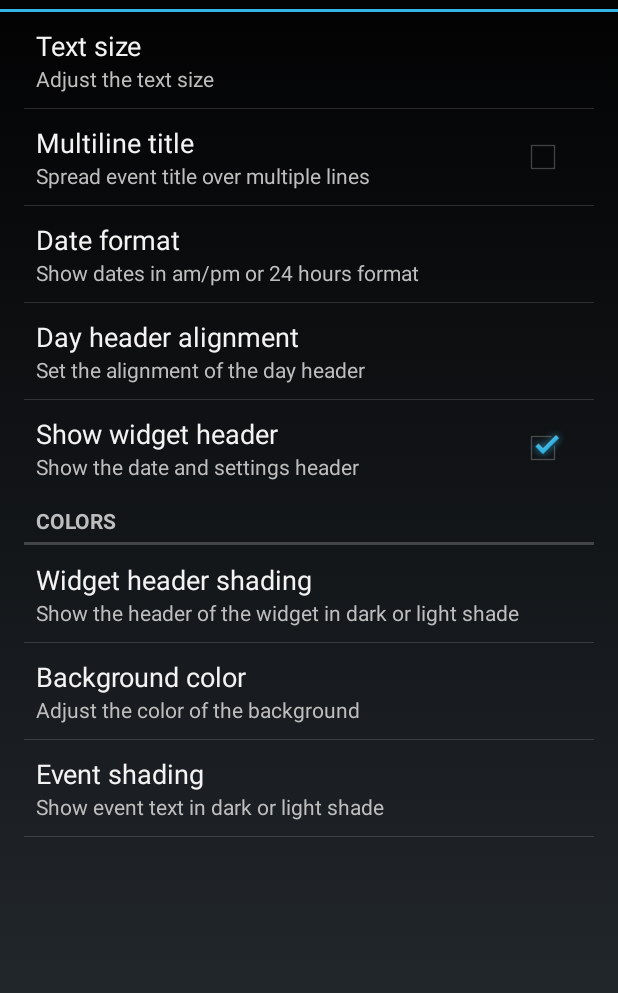
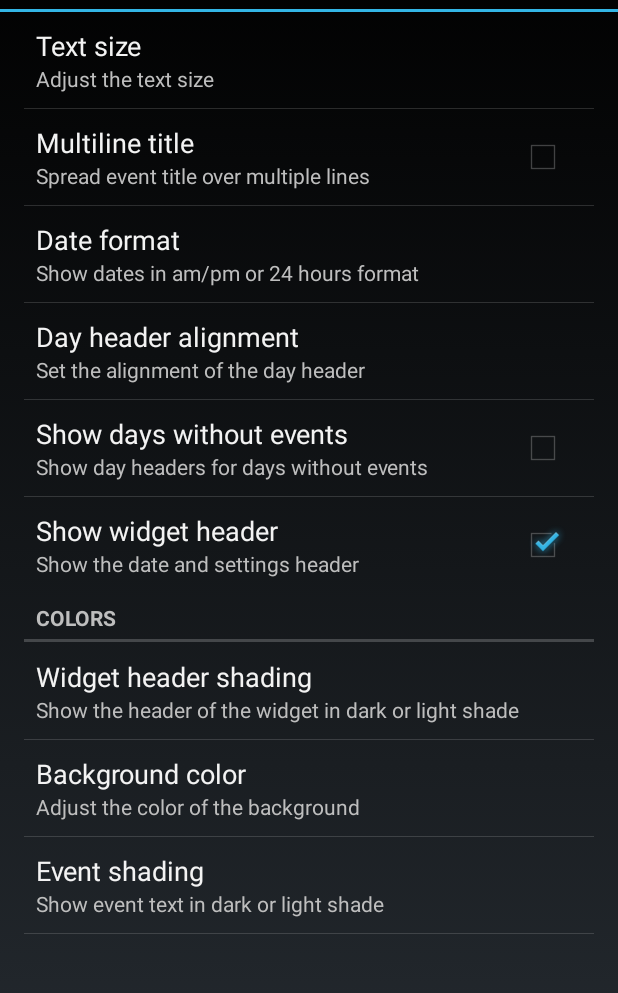
Before and after one commit to plusonelabs/calendar-widget, an Android app: the fragment AppearancePreferencesFragment shown on its own in the app's theme, on a phone screen of 412 x 824 dp, the part 60-1053 px from its top. Run offline under Robolectric (Android 15) with nearby library versions, the phone set to English and light mode, and no system bars.

Commit message:
Add pref for showing days without events
This fixes issue 125.

```diff
--- a/app/calendar-widget/src/main/java/com/plusonelabs/calendar/prefs/CalendarPreferences.java
+++ b/app/calendar-widget/src/main/java/com/plusonelabs/calendar/prefs/CalendarPreferences.java
@@ -10,6 +10,7 @@ public class CalendarPreferences {
 	public static final String PREF_MULTILINE_TITLE = "multiline_title";
 	public static final boolean PREF_MULTILINE_TITLE_DEFAULT = false;
 	public static final String PREF_ACTIVE_CALENDARS = "activeCalendars";
+	public static final String PREF_SHOW_DAYS_WITHOUT_EVENTS = "showDaysWithoutEvents";
 	public static final String PREF_SHOW_HEADER = "showHeader";
 	public static final String PREF_INDICATE_RECURRING = "indicateRecurring";
 	public static final String PREF_INDICATE_ALERTS = "indicateAlerts";
--- a/app/calendar-widget/src/main/res/values/strings.xml
+++ b/app/calendar-widget/src/main/res/values/strings.xml
@@ -34,6 +34,8 @@
     <string name="appearance_date_format_auto">Automatic</string>
     <string name="appearance_date_format_24">17:00</string>
     <string name="appearance_date_format_12">5:00 pm</string>
+    <string name="appearance_show_days_without_events_title">Show days without events</string>
+    <string name="appearance_show_days_without_events_desc">Show day headers for days without events</string>
     <string name="appearance_display_header_title">Show widget header</string>
     <string name="appearance_display_header_desc">Show the date and settings header</string>
     <string name="appearance_display_header_warning">Hiding the header also stops you from getting back into the preferences.</string>
--- a/app/calendar-widget/src/main/res/xml/preferences_appearance.xml
+++ b/app/calendar-widget/src/main/res/xml/preferences_appearance.xml
@@ -32,6 +32,13 @@
         android:title="@string/appearance_day_header_alignment_title" />
 
     <CheckBoxPreference
+        android:defaultValue="false"
+        android:key="showDaysWithoutEvents"
+        android:summary="@string/appearance_show_days_without_events_desc"
+        android:title="@string/appearance_show_days_without_events_title">
+    </CheckBoxPreference>
+
+    <CheckBoxPreference
         android:defaultValue="true"
         android:key="showHeader"
         android:summary="@string/appearance_display_header_desc"
```
Also changed, not shown: app/calendar-widget/src/main/java/com/plusonelabs/calendar/EventRemoteViewsFactory.java (+29 -2 lines).
